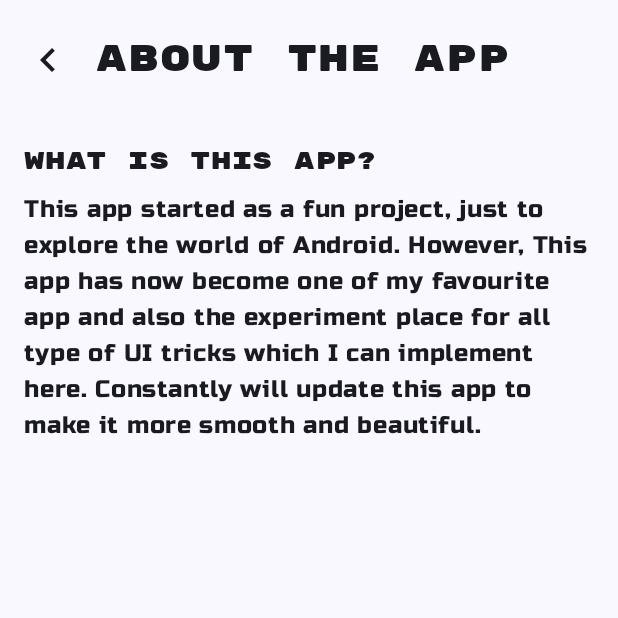
After one commit to jarvis1704/Android-PokeDex, an Android app built with Jetpack Compose: the composable AboutUsScreen shown on its own in the app's theme, on a phone screen of 412 x 824 dp, the top half of it. The commit adds this screen. Run offline under Robolectric (Android 15) with nearby library versions, the phone set to English and light mode, and no system bars.

Commit message:
Added About Screen

```diff
--- /dev/null
+++ b/app/src/main/java/com/biprangshu/pokedex/settings/AboutUsScreen.kt
@@ -0,0 +1,64 @@
+package com.biprangshu.pokedex.settings
+
+import androidx.compose.foundation.clickable
+import androidx.compose.foundation.layout.Arrangement
+import androidx.compose.foundation.layout.Column
+import androidx.compose.foundation.layout.Row
+import androidx.compose.foundation.layout.Spacer
+import androidx.compose.foundation.layout.fillMaxSize
+import androidx.compose.foundation.layout.fillMaxWidth
+import androidx.compose.foundation.layout.height
+import androidx.compose.foundation.layout.navigationBarsPadding
+import androidx.compose.foundation.layout.padding
+import androidx.compose.foundation.layout.size
+import androidx.compose.foundation.layout.statusBarsPadding
+import androidx.compose.foundation.layout.width
+import androidx.compose.material.icons.Icons
+import androidx.compose.material.icons.filled.KeyboardArrowLeft
+import androidx.compose.material3.Icon
+import androidx.compose.material3.MaterialTheme
+import androidx.compose.material3.Surface
+import androidx.compose.material3.Text
+import androidx.compose.runtime.Composable
+import androidx.compose.ui.Alignment
+import androidx.compose.ui.Modifier
+import androidx.compose.ui.res.stringResource
+import androidx.compose.ui.text.font.FontWeight
+import androidx.compose.ui.unit.dp
+import androidx.compose.ui.unit.sp
+import androidx.navigation.NavController
+import com.biprangshu.pokedex.R
+import com.biprangshu.pokedex.ui.theme.RubricMono
+import com.biprangshu.pokedex.ui.theme.RussoOne
+
+@Composable
+fun AboutUsScreen(modifier: Modifier = Modifier, navController: NavController) {
+    Surface(
+        modifier = Modifier.fillMaxSize(),
+        color = MaterialTheme.colorScheme.surface
+    ) {
+        Column(
+            modifier = Modifier
+                .fillMaxSize()
+                .statusBarsPadding()
+                .navigationBarsPadding()
+                .padding(horizontal = 16.dp)
+        ) {
+            Row(
+                verticalAlignment = Alignment.CenterVertically,
+                modifier = Modifier.fillMaxWidth().padding(vertical = 24.dp)
+            ) {
+                Icon(imageVector = Icons.Default.KeyboardArrowLeft, contentDescription = "Back Arrow", tint = MaterialTheme.colorScheme.onSurface, modifier = Modifier.size(32.dp).clickable { navController.popBackStack() })
+                Spacer(Modifier.width(16.dp))
+                Text("About The App", fontFamily = RubricMono, fontSize = 24.sp, color = MaterialTheme.colorScheme.onSurface)
+            }
+            Spacer(Modifier.height(16.dp))
+            Column(
+                verticalArrangement = Arrangement.spacedBy(8.dp)
+            ) {
+                Text("What is this App?", fontFamily = RubricMono, fontWeight = FontWeight.Normal, color = MaterialTheme.colorScheme.onSurface)
+                Text(text= stringResource(R.string.what_is_this_app), fontFamily = RussoOne, fontWeight = FontWeight.Medium, color = MaterialTheme.colorScheme.onSurface)
+            }
+        }
+    }
+}
--- a/app/src/main/java/com/biprangshu/pokedex/settings/SettingsScreen.kt
+++ b/app/src/main/java/com/biprangshu/pokedex/settings/SettingsScreen.kt
@@ -86,7 +86,7 @@ fun SettingsScreen(darkTheme: Boolean,navController: NavController, onThemeChang
                 ) {
                     Column(
                         modifier = Modifier.fillMaxWidth().clickable {
-
+                            navController.navigate(route = "pokemon_about_screen")
                         }
                     ) {
                         Text("About the App", fontFamily = RubricMono, fontWeight = FontWeight.Normal, color = MaterialTheme.colorScheme.onSurface)
--- a/app/src/main/res/values/strings.xml
+++ b/app/src/main/res/values/strings.xml
@@ -1,3 +1,4 @@
 <resources>
     <string name="app_name">PokeDex</string>
+    <string name="what_is_this_app">This app started as a fun project, just to explore the world of Android. However, This app has now become one of my favourite app and also the experiment place for all type of UI tricks which I can implement here. Constantly will update this app to make it more smooth and beautiful.</string>
 </resources>
```
Also changed, not shown: app/src/main/java/com/biprangshu/pokedex/MainActivity.kt (+37 -15 lines).
